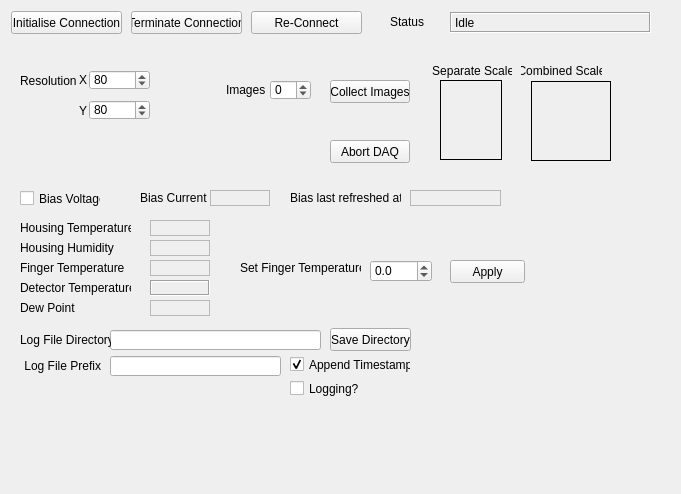
The window that STFC/HexitecGigEProject/trunk/HexitecGigE/detectorcontrolform.ui (stfc-detectors/hexitec) describes before a commit, drawn with Qt 5.
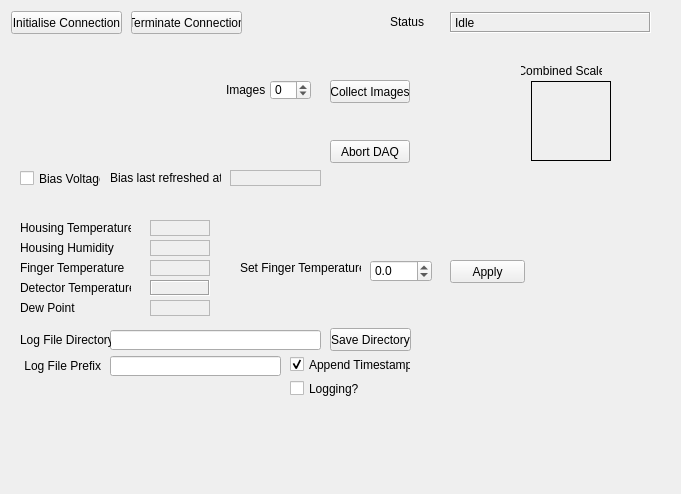
The same window after the commit.

Diff of the .ui file:
```diff
--- a/STFC/HexitecGigEProject/trunk/HexitecGigE/detectorcontrolform.ui
+++ b/STFC/HexitecGigEProject/trunk/HexitecGigE/detectorcontrolform.ui
@@ -61,38 +61,6 @@
     <string>Abort DAQ</string>
    </property>
   </widget>
-  <widget class="QLabel" name="image2Label">
-   <property name="geometry">
-    <rect>
-     <x>461</x>
-     <y>81</y>
-     <width>20</width>
-     <height>79</height>
-    </rect>
-   </property>
-   <property name="frameShape">
-    <enum>QFrame::NoFrame</enum>
-   </property>
-   <property name="text">
-    <string/>
-   </property>
-  </widget>
-  <widget class="QLabel" name="image3Label">
-   <property name="geometry">
-    <rect>
-     <x>481</x>
-     <y>81</y>
-     <width>20</width>
-     <height>79</height>
-    </rect>
-   </property>
-   <property name="frameShape">
-    <enum>QFrame::NoFrame</enum>
-   </property>
-   <property name="text">
-    <string/>
-   </property>
-  </widget>
   <widget class="QLabel" name="detectorTemperature">
    <property name="geometry">
     <rect>
@@ -131,22 +99,6 @@
     <string>Idle</string>
    </property>
   </widget>
-  <widget class="Line" name="line">
-   <property name="geometry">
-    <rect>
-     <x>441</x>
-     <y>80</y>
-     <width>61</width>
-     <height>1</height>
-    </rect>
-   </property>
-   <property name="frameShadow">
-    <enum>QFrame::Plain</enum>
-   </property>
-   <property name="orientation">
-    <enum>Qt::Horizontal</enum>
-   </property>
-  </widget>
   <widget class="QLabel" name="imageLabel2">
    <property name="geometry">
     <rect>
@@ -195,57 +147,6 @@
     <number>999</number>
    </property>
   </widget>
-  <widget class="QLabel" name="imageLabel1">
-   <property name="geometry">
-    <rect>
-     <x>431</x>
-     <y>61</y>
-     <width>81</width>
-     <height>20</height>
-    </rect>
-   </property>
-   <property name="layoutDirection">
-    <enum>Qt::LeftToRight</enum>
-   </property>
-   <property name="text">
-    <string> Separate Scale</string>
-   </property>
-   <property name="alignment">
-    <set>Qt::AlignCenter</set>
-   </property>
-  </widget>
-  <widget class="Line" name="line_2">
-   <property name="geometry">
-    <rect>
-     <x>441</x>
-     <y>159</y>
-     <width>61</width>
-     <height>1</height>
-    </rect>
-   </property>
-   <property name="frameShadow">
-    <enum>QFrame::Plain</enum>
-   </property>
-   <property name="orientation">
-    <enum>Qt::Horizontal</enum>
-   </property>
-  </widget>
-  <widget class="Line" name="line_6">
-   <property name="geometry">
-    <rect>
-     <x>501</x>
-     <y>80</y>
-     <width>1</width>
-     <height>80</height>
-    </rect>
-   </property>
-   <property name="frameShadow">
-    <enum>QFrame::Plain</enum>
-   </property>
-   <property name="orientation">
-    <enum>Qt::Vertical</enum>
-   </property>
-  </widget>
   <widget class="QPushButton" name="collectImages">
    <property name="geometry">
     <rect>
@@ -259,22 +160,6 @@
     <string>Collect Images</string>
    </property>
   </widget>
-  <widget class="QLabel" name="image1Label">
-   <property name="geometry">
-    <rect>
-     <x>441</x>
-     <y>81</y>
-     <width>20</width>
-     <height>79</height>
-    </rect>
-   </property>
-   <property name="frameShape">
-    <enum>QFrame::NoFrame</enum>
-   </property>
-   <property name="text">
-    <string/>
-   </property>
-  </widget>
   <widget class="QPushButton" name="terminateConnection">
    <property name="geometry">
     <rect>
@@ -288,35 +173,6 @@
     <string>Terminate Connection</string>
    </property>
   </widget>
-  <widget class="QPushButton" name="reconnect">
-   <property name="geometry">
-    <rect>
-     <x>251</x>
-     <y>11</y>
-     <width>111</width>
-     <height>23</height>
-    </rect>
-   </property>
-   <property name="text">
-    <string>Re-Connect</string>
-   </property>
-  </widget>
-  <widget class="Line" name="line_3">
-   <property name="geometry">
-    <rect>
-     <x>440</x>
-     <y>80</y>
-     <width>1</width>
-     <height>80</height>
-    </rect>
-   </property>
-   <property name="frameShadow">
-    <enum>QFrame::Plain</enum>
-   </property>
-   <property name="orientation">
-    <enum>Qt::Vertical</enum>
-   </property>
-  </widget>
   <widget class="QLabel" name="housingTemperatureLabel">
    <property name="geometry">
     <rect>
@@ -571,30 +427,11 @@
     <set>Qt::AlignLeading|Qt::AlignLeft|Qt::AlignVCenter</set>
    </property>
   </widget>
-  <widget class="QLabel" name="biasCurrent">
-   <property name="geometry">
-    <rect>
-     <x>210</x>
-     <y>190</y>
-     <width>60</width>
-     <height>16</height>
-    </rect>
-   </property>
-   <property name="frameShape">
-    <enum>QFrame::StyledPanel</enum>
-   </property>
-   <property name="text">
-    <string/>
-   </property>
-   <property name="margin">
-    <number>1</number>
-   </property>
-  </widget>
   <widget class="QLabel" name="biasLastRefreshedLabel">
    <property name="geometry">
     <rect>
-     <x>290</x>
-     <y>190</y>
+     <x>110</x>
+     <y>170</y>
      <width>111</width>
      <height>16</height>
     </rect>
@@ -603,24 +440,11 @@
     <string>Bias last refreshed at</string>
    </property>
   </widget>
-  <widget class="QLabel" name="biasCurrentLabel">
-   <property name="geometry">
-    <rect>
-     <x>140</x>
-     <y>190</y>
-     <width>71</width>
-     <height>16</height>
-    </rect>
-   </property>
-   <property name="text">
-    <string>Bias Current</string>
-   </property>
-  </widget>
   <widget class="QLabel" name="biasLastRefreshed">
    <property name="geometry">
     <rect>
-     <x>410</x>
-     <y>190</y>
+     <x>230</x>
+     <y>170</y>
      <width>91</width>
      <height>16</height>
     </rect>
@@ -639,7 +463,7 @@
    <property name="geometry">
     <rect>
      <x>20</x>
-     <y>190</y>
+     <y>170</y>
      <width>81</width>
      <height>17</height>
     </rect>
@@ -702,89 +526,6 @@
     <string>Apply</string>
    </property>
   </widget>
-  <widget class="QSpinBox" name="xResolution">
-   <property name="geometry">
-    <rect>
-     <x>89</x>
-     <y>70</y>
-     <width>61</width>
-     <height>20</height>
-    </rect>
-   </property>
-   <property name="minimum">
-    <number>4</number>
-   </property>
-   <property name="maximum">
-    <number>16376</number>
-   </property>
-   <property name="singleStep">
-    <number>4</number>
-   </property>
-   <property name="value">
-    <number>80</number>
-   </property>
-  </widget>
-  <widget class="QLabel" name="dataAcquisitionModeLabel_3">
-   <property name="geometry">
-    <rect>
-     <x>79</x>
-     <y>104</y>
-     <width>10</width>
-     <height>13</height>
-    </rect>
-   </property>
-   <property name="text">
-    <string>Y</string>
-   </property>
-  </widget>
-  <widget class="QLabel" name="dataAcquisitionModeLabel_2">
-   <property name="geometry">
-    <rect>
-     <x>79</x>
-     <y>70</y>
-     <width>10</width>
-     <height>20</height>
-    </rect>
-   </property>
-   <property name="text">
-    <string>X</string>
-   </property>
-  </widget>
-  <widget class="QSpinBox" name="yResolution">
-   <property name="geometry">
-    <rect>
-     <x>89</x>
-     <y>100</y>
-     <width>61</width>
-     <height>20</height>
-    </rect>
-   </property>
-   <property name="minimum">
-    <number>1</number>
-   </property>
-   <property name="maximum">
-    <number>16383</number>
-   </property>
-   <property name="singleStep">
-    <number>1</number>
-   </property>
-   <property name="value">
-    <number>80</number>
-   </property>
-  </widget>
-  <widget class="QLabel" name="dataAcquisitionModeLabel_4">
-   <property name="geometry">
-    <rect>
-     <x>20</x>
-     <y>70</y>
-     <width>61</width>
-     <height>22</height>
-    </rect>
-   </property>
-   <property name="text">
-    <string>Resolution</string>
-   </property>
-  </widget>
  </widget>
  <resources/>
  <connections/>
```
